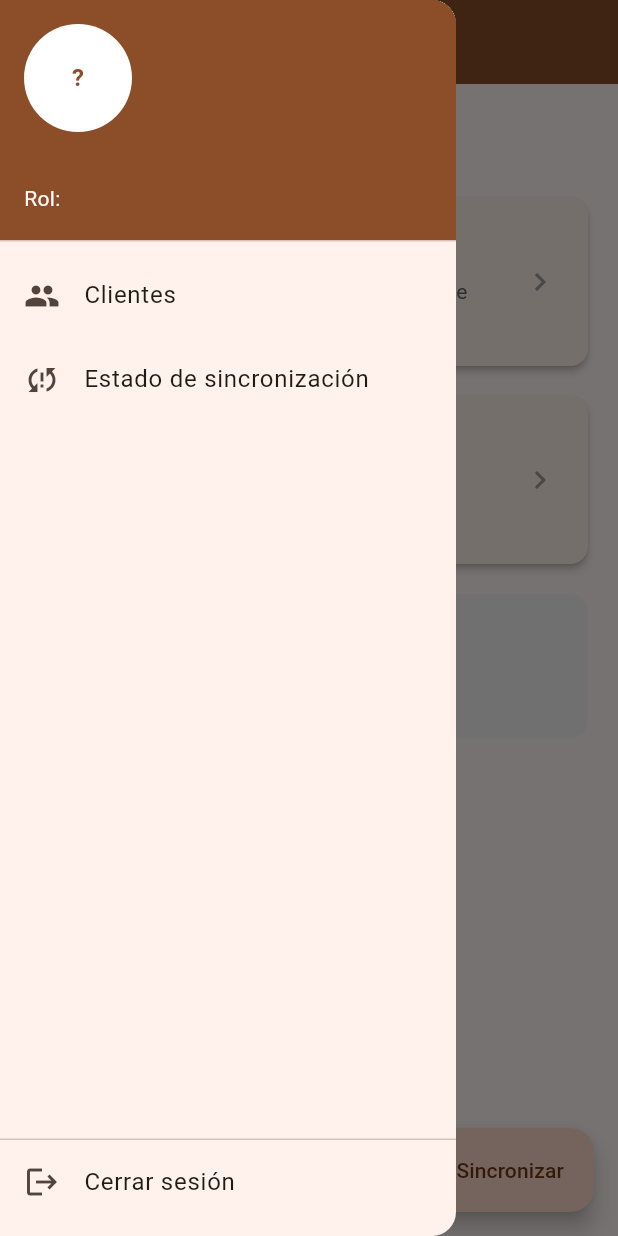
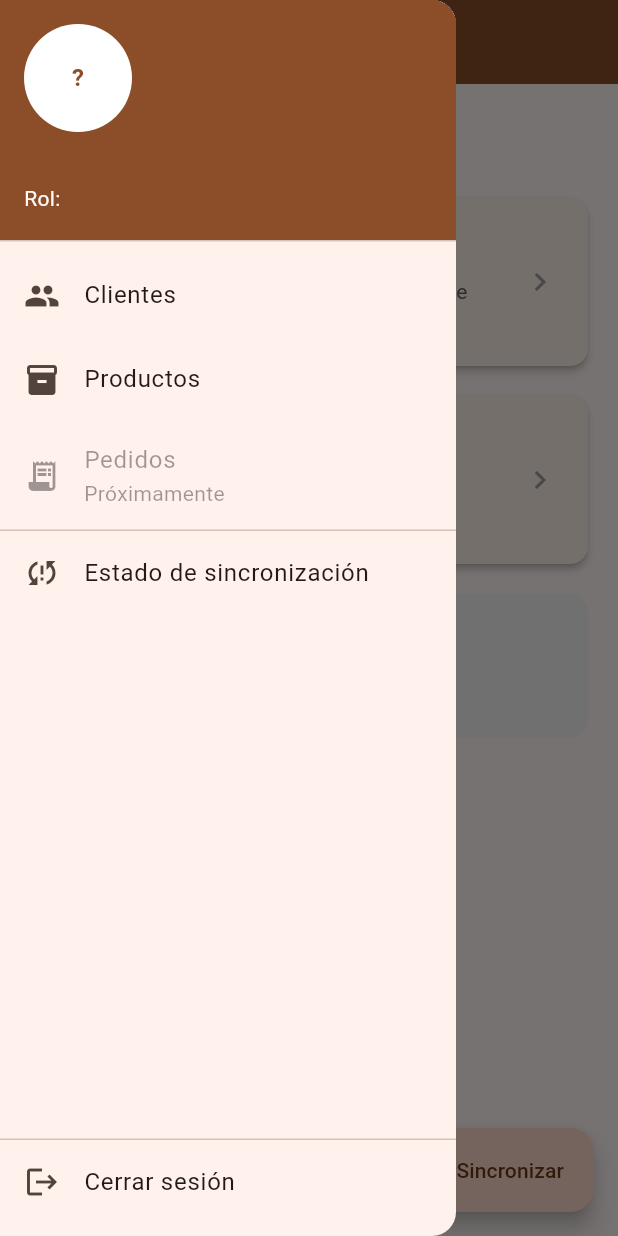
Before and after one commit to Iago-3004/guzmanges-proyecto, a Flutter app: the HomeScreen screen opened directly, with the side drawer open, on a phone screen of 412 x 824 dp. Run offline on Flutter 3.47's test engine with Material 3 defaults, Android fonts, the phone set to English and light mode, and no system bars; our stand-ins replace dio, flutter_secure_storage, shared_preferences, sqflite; accounts and stored records are empty.

Commit message:
(APP) Update Drawer

```diff
--- a/app/lib/screens/home_screen.dart
+++ b/app/lib/screens/home_screen.dart
@@ -105,6 +105,21 @@ class _HomeScreenState extends State<HomeScreen> {
                 _irAClientes(context);
               },
             ),
+            ListTile(
+              leading: const Icon(Icons.inventory_2),
+              title: const Text('Productos'),
+              onTap: () {
+                Navigator.of(context).pop();
+                _irAProductos(context);
+              },
+            ),
+            const ListTile(
+              leading: Icon(Icons.receipt_long),
+              title: Text('Pedidos'),
+              subtitle: Text('Próximamente'),
+              enabled: false,
+            ),
+            const Divider(height: 1),
             ListTile(
               leading: const Icon(Icons.sync_problem),
               title: const Text('Estado de sincronización'),
```
